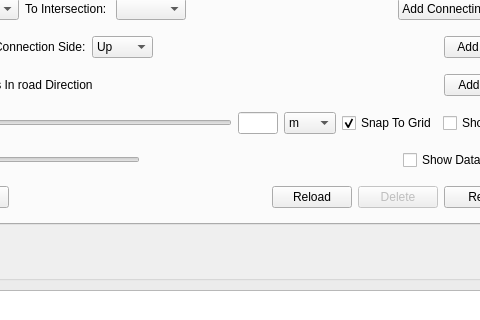
Before: the Qt Designer form src/UI/mainwindow.ui in samuelarbibe/ai-tms, drawn with Qt 5; both pictures show x 182 to 662 and y 130 to 450 of the 1440 by 834 pixel window.
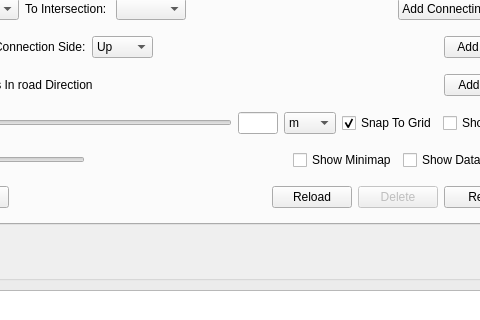
After: the same form once the commit is applied.

```diff
--- a/src/UI/mainwindow.ui
+++ b/src/UI/mainwindow.ui
@@ -578,6 +578,25 @@
                   </property>
                  </spacer>
                 </item>
+                <item>
+                 <widget class="QCheckBox" name="ShowMinimapCheckBox">
+                  <property name="enabled">
+                   <bool>true</bool>
+                  </property>
+                  <property name="whatsThis">
+                   <string>Show a hint of information on each simulation entity</string>
+                  </property>
+                  <property name="text">
+                   <string>Show Minimap</string>
+                  </property>
+                  <property name="checkable">
+                   <bool>true</bool>
+                  </property>
+                  <property name="checked">
+                   <bool>false</bool>
+                  </property>
+                 </widget>
+                </item>
                 <item>
                  <widget class="QCheckBox" name="ShowDataBoxesCheckBox">
                   <property name="enabled">
```
